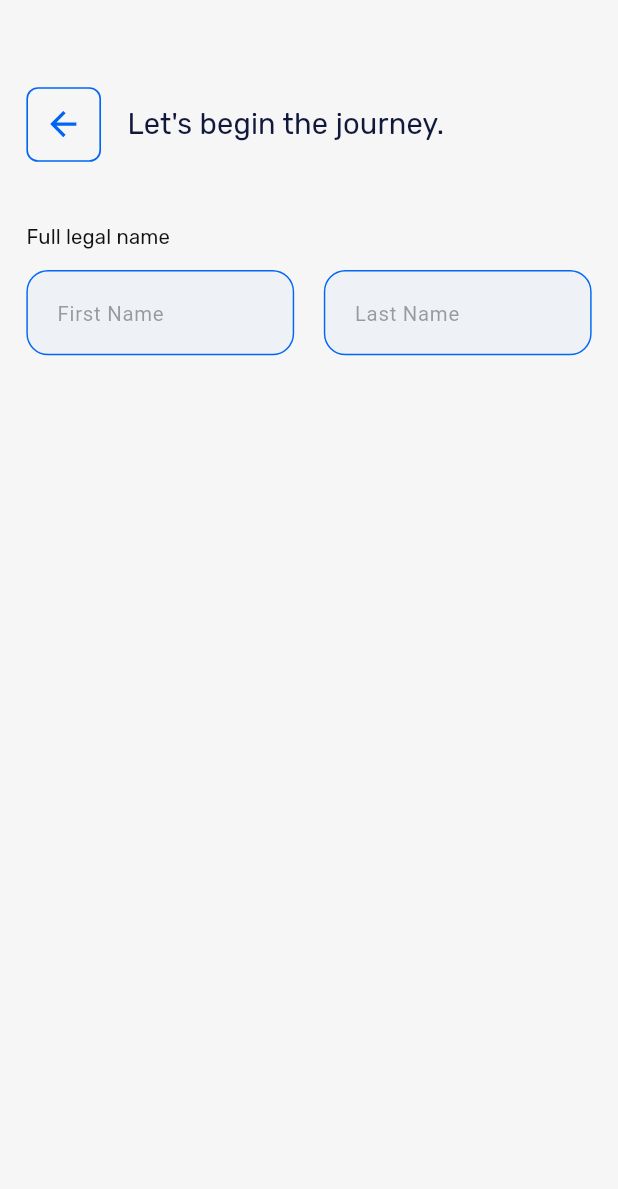
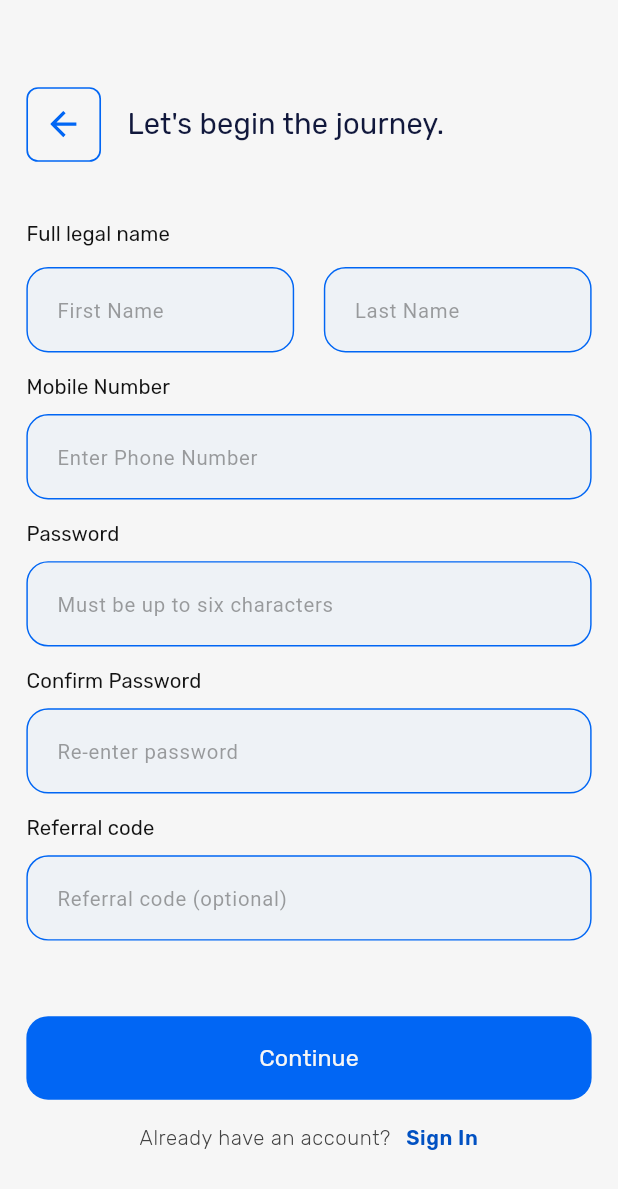
Before and after one commit to jmcfx/expedier_task_app, a Flutter app: the UserCredentialsPage screen opened by its route, on a phone screen of 412 x 824 dp. Shown: the top 1189 px of the screen. Run offline on Flutter 3.47's test engine with Material 3 defaults, Android fonts, the phone set to English and light mode, and no system bars; our stand-ins replace auto_route, flutter_screenutil, flutter_svg, google_fonts.

Commit message:
feat: add UserAccountTypeRoute and update navigation in user credentials page

```diff
--- a/lib/app/router/app_router.dart
+++ b/lib/app/router/app_router.dart
@@ -19,5 +19,6 @@ class AppRouter extends RootStackRouter {
     AutoRoute(page: UserCredentialsRoute.page),
     AutoRoute(page: OtpRoute.page),
     AutoRoute(page: HomeRoute.page),
+    AutoRoute(page: UserAccountTypeRoute.page),
   ];
 }
--- a/lib/features/auth/presentation/pages/otp_page.dart
+++ b/lib/features/auth/presentation/pages/otp_page.dart
@@ -63,7 +63,7 @@ class _OtpPageState extends State<OtpPage> {
 
             AppButton(
               onTap: () {
-                context.router.replace(
+                context.router.push(
                   VerificationSuccessRoute(
                     onContinue: () =>
                         context.router.replace(UserCredentialsRoute()),
--- a/lib/features/user_profile/presentation/pages/user_account_type_page.dart
+++ b/lib/features/user_profile/presentation/pages/user_account_type_page.dart
@@ -1,4 +1,5 @@
 import 'package:auto_route/auto_route.dart';
+import 'package:expedier_task_app/shared/custom_padding.dart';
 import 'package:flutter/material.dart';
 
 @RoutePage()
@@ -12,6 +13,8 @@ class UserAccountTypePage extends StatefulWidget {
 class _UserAccountTypePageState extends State<UserAccountTypePage> {
   @override
   Widget build(BuildContext context) {
-    return const Placeholder();
+    return Scaffold(
+      body: CustomPadding(child: Column(children: [])),
+    );
   }
 }
--- a/lib/features/user_profile/presentation/pages/user_credentials_page.dart
+++ b/lib/features/user_profile/presentation/pages/user_credentials_page.dart
@@ -1,5 +1,7 @@
 import 'package:auto_route/auto_route.dart';
+import 'package:expedier_task_app/app/router/app_router.gr.dart';
 import 'package:expedier_task_app/features/auth/presentation/widgets/styled_text_field.dart';
+import 'package:expedier_task_app/shared/app_button.dart';
 import 'package:expedier_task_app/shared/custom_padding.dart';
 import 'package:expedier_task_app/shared/pop.dart';
 import 'package:flutter/material.dart';
@@ -31,7 +33,13 @@ class UserCredentialsPage extends StatelessWidget {
                 ),
               ],
             ),
-            SizedBox(height: 44.h),
+            SizedBox(height: 20.h),
+            Flexible(
+              child: SingleChildScrollView(
+                clipBehavior: Clip.antiAliasWithSaveLayer,
+                padding: EdgeInsetsDirectional.only(top: 22.h),
+                child: Column(
+                  children: [
                     StyledTextField(
                       text: "Full legal name",
                       contents: Column(
@@ -43,17 +51,77 @@ class UserCredentialsPage extends StatelessWidget {
                             children: [
                               Flexible(
                                 child: TextFormField(
-                          decoration: InputDecoration(hintText: "First Name"),
+                                  decoration: InputDecoration(
+                                    hintText: "First Name",
+                                  ),
                                 ),
                               ),
                               Flexible(
                                 child: TextFormField(
-                          decoration: InputDecoration(hintText: "Last Name"),
+                                  decoration: InputDecoration(
+                                    hintText: "Last Name",
+                                  ),
                                 ),
                               ),
                             ],
                           ),
                         ],
+                      ),
+                    ),
+                    SizedBox(height: 16.sp),
+
+                    /// Number ....
+                    StyledTextField(
+                      text: "Mobile Number",
+                      hintText: "Enter Phone Number",
+                    ),
+                    SizedBox(height: 16.sp),
+
+                    /// Password..
+                    StyledTextField(
+                      text: "Password",
+                      hintText: "Must be up to six characters ",
+                    ),
+                    SizedBox(height: 16.sp),
+
+                    /// Confirm Password...
+                    StyledTextField(
+                      text: "Confirm Password",
+                      hintText: "Re-enter password",
+                    ),
+                    SizedBox(height: 16.sp),
+
+                    /// Referral....
+                    StyledTextField(
+                      text: "Referral code",
+                      hintText: "Referral code (optional)",
+                    ),
+                    SizedBox(height: 52.h),
+
+                    AppButton(
+                      onTap: () => context.router.push(UserAccountTypeRoute()),
+                      text: "Continue",
+                    ),
+
+                    SizedBox(height: 20.h),
+                    Text.rich(
+                      textAlign: TextAlign.center,
+                      style: theme.textTheme.bodySmall,
+                      TextSpan(
+                        children: [
+                          TextSpan(text: "Already have an account?"),
+                          TextSpan(
+                            text: "   Sign In",
+                            style: theme.textTheme.bodySmall?.copyWith(
+                              color: theme.colorScheme.primary,
+                              fontWeight: FontWeight.w600,
+                            ),
+                          ),
+                        ],
+                      ),
+                    ),
+                  ],
+                ),
               ),
             ),
           ],
```
Lines whose indentation alone changed are shown as unchanged.
